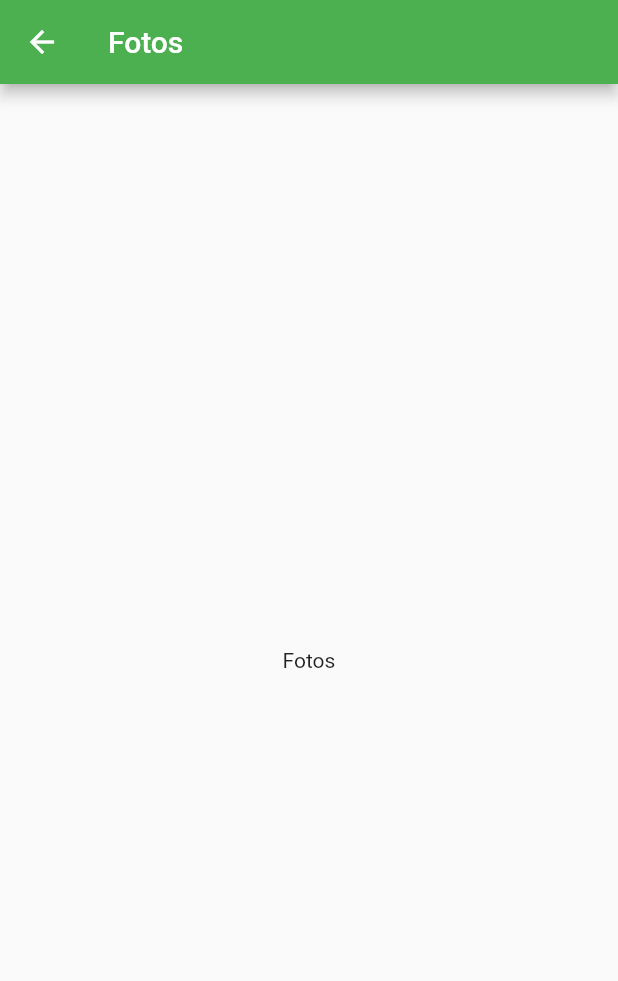
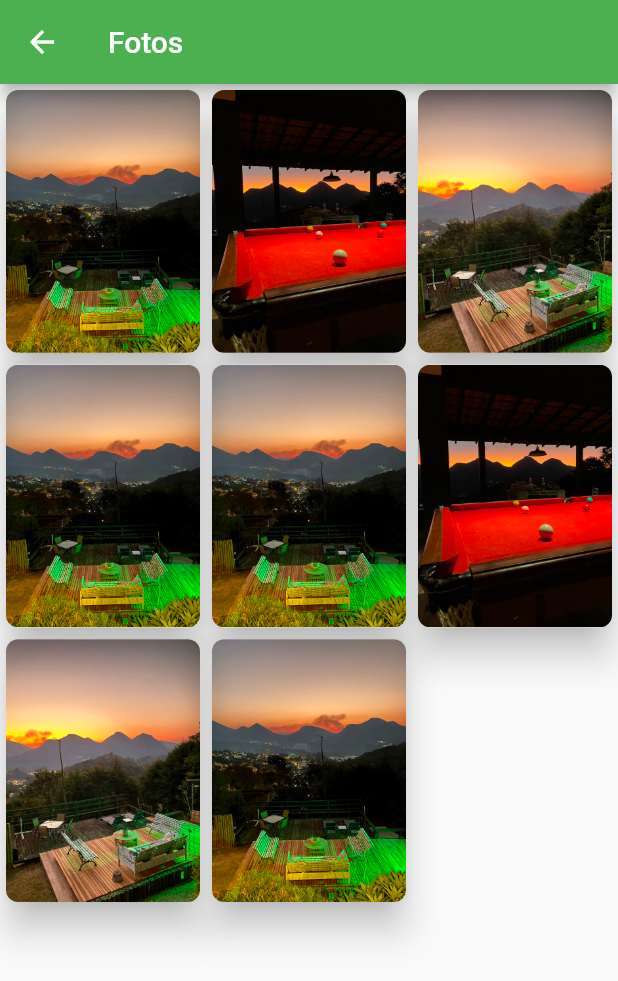
Before and after one commit to mattostiago/vdf, a Flutter app: the screen it shows after launch, after a tap on "Fotos", on a phone screen of 412 x 824 dp. Shown: the top 981 px of the screen. Run offline on Flutter 3.47's test engine with Material 2 defaults, Android fonts, the phone set to English and light mode, and no system bars; our stand-ins replace carousel_slider, flutter_image_slideshow; statements that could not run were skipped.

Commit message:
Criada galeria de fotos.

```diff
--- /dev/null
+++ b/lib/source/models/imagem.dart
@@ -0,0 +1,6 @@
+class Imagem {
+  Imagem(this.imagem, this.nome, this.descricao);
+  final String imagem;
+  final String nome;
+  final String descricao;
+}
--- a/lib/source/responsive/mobile_body.dart
+++ b/lib/source/responsive/mobile_body.dart
@@ -279,7 +279,7 @@ class _MyMobileBodyState extends State<MyMobileBody> {
                                                 //bottomLeft: Radius.circular(20),
                                               ),
                                               boxShadow: [
-                                                BoxShadow(blurRadius: 35)
+                                                BoxShadow(blurRadius: 60)
                                               ],
                                             ),
                                             padding: const EdgeInsets.all(4),
@@ -330,7 +330,7 @@ class _MyMobileBodyState extends State<MyMobileBody> {
                                               //bottomLeft: Radius.circular(20),
                                             ),
                                             boxShadow: [
-                                              BoxShadow(blurRadius: 35)
+                                              BoxShadow(blurRadius: 60)
                                             ],
                                           ),
                                           padding: const EdgeInsets.all(4),
--- a/lib/source/screens/fotos.dart
+++ b/lib/source/screens/fotos.dart
@@ -1,6 +1,10 @@
 import 'package:flutter/material.dart';
 import 'package:flutter/src/widgets/container.dart';
 import 'package:flutter/src/widgets/framework.dart';
+import 'package:vdf/source/components/modal.dart';
+import 'package:vdf/source/models/imagem.dart';
+import 'package:vdf/source/screens/detalhes_foto.dart';
+import 'package:vdf/source/utils/constants.dart';
 
 class Fotos extends StatefulWidget {
   const Fotos({super.key});
@@ -10,13 +14,58 @@ class Fotos extends StatefulWidget {
 }
 
 class _FotosState extends State<Fotos> {
+  Modal modal = Modal();
+  final List<Imagem> imagem = [
+    Imagem("assets/pousada/por-do-sol-3.jpg", "Pôr do Sol 3", "Descrição3"),
+    Imagem("assets/pousada/por-do-sol.jpg", "Pôr do Sol 1", "Descrição1"),
+    Imagem("assets/pousada/por-do-sol-2.jpg", "Pôr do Sol 2", "Descrição2"),
+    Imagem("assets/pousada/por-do-sol-3.jpg", "Pôr do Sol 4", "Descrição4"),
+    Imagem("assets/pousada/por-do-sol-3.jpg", "Pôr do Sol 3", "Descrição3"),
+    Imagem("assets/pousada/por-do-sol.jpg", "Pôr do Sol 1", "Descrição1"),
+    Imagem("assets/pousada/por-do-sol-2.jpg", "Pôr do Sol 2", "Descrição2"),
+    Imagem("assets/pousada/por-do-sol-3.jpg", "Pôr do Sol 4", "Descrição4"),
+  ];
+
   @override
   Widget build(BuildContext context) {
     return Scaffold(
       appBar: AppBar(
         title: const Text("Fotos"),
       ),
-      body: const Center(child: Text("Fotos")),
+      body: Center(
+        child: GridView.builder(
+            itemCount: imagem.length,
+            gridDelegate: const SliverGridDelegateWithFixedCrossAxisCount(
+              childAspectRatio: 9 / 12,
+              crossAxisCount: 3,
+              //crossAxisSpacing: 5.0,
+              //mainAxisSpacing: 1.0,
+            ),
+            itemBuilder: (BuildContext context, int index) {
+              return Card(
+                elevation: 10,
+                shape: RoundedRectangleBorder(
+                    borderRadius: BorderRadius.circular(8.0)),
+                child: InkWell(
+                  child: Container(
+                    height: 120.0,
+                    width: 120.0,
+                    decoration: BoxDecoration(
+                      borderRadius: BorderRadius.circular(8),
+                      image: DecorationImage(
+                        image: AssetImage(imagem[index].imagem),
+                        fit: BoxFit.cover,
+                      ),
+                    ),
+                  ),
+                  onTap: () {
+                    modal.chamaModalImagens(context, imagem[index]);
+                    //Navigator.of(context).push(MaterialPageRoute( builder: (context) => DetalhesFoto(imagem: imagem[index])));
+                  },
+                ),
+              );
+            }),
+      ),
     );
   }
 }
```
Also changed, not shown: lib/source/components/modal.dart (+61 -0 lines), lib/source/screens/detalhes_foto.dart (added, +19 -0 lines).
